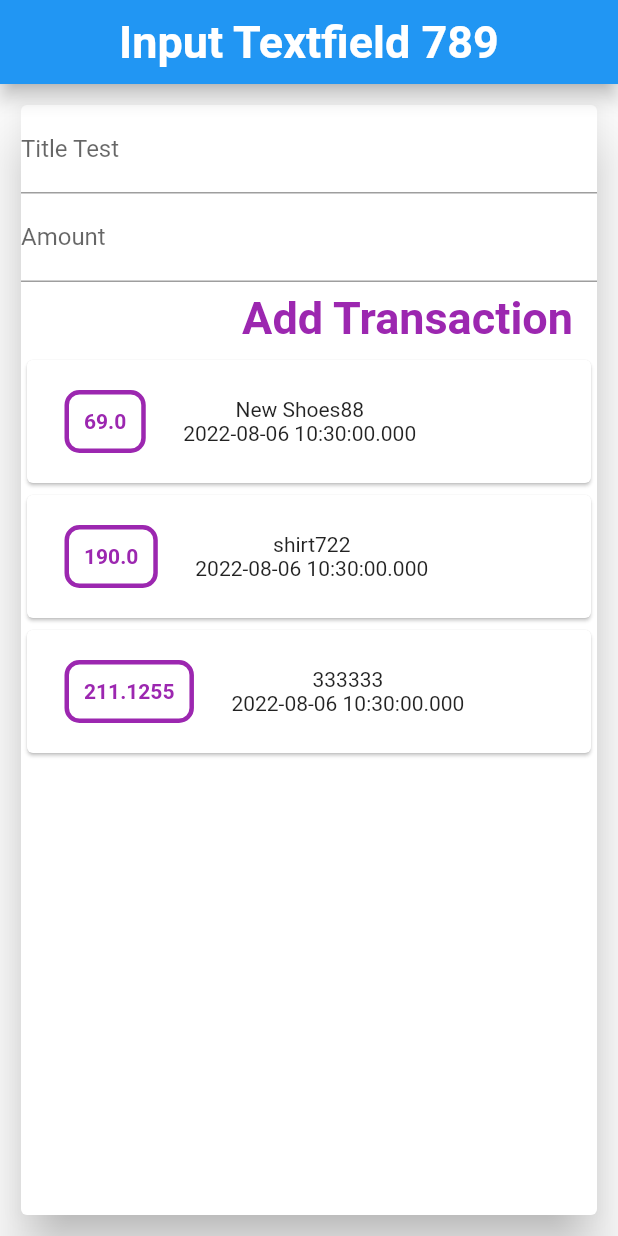
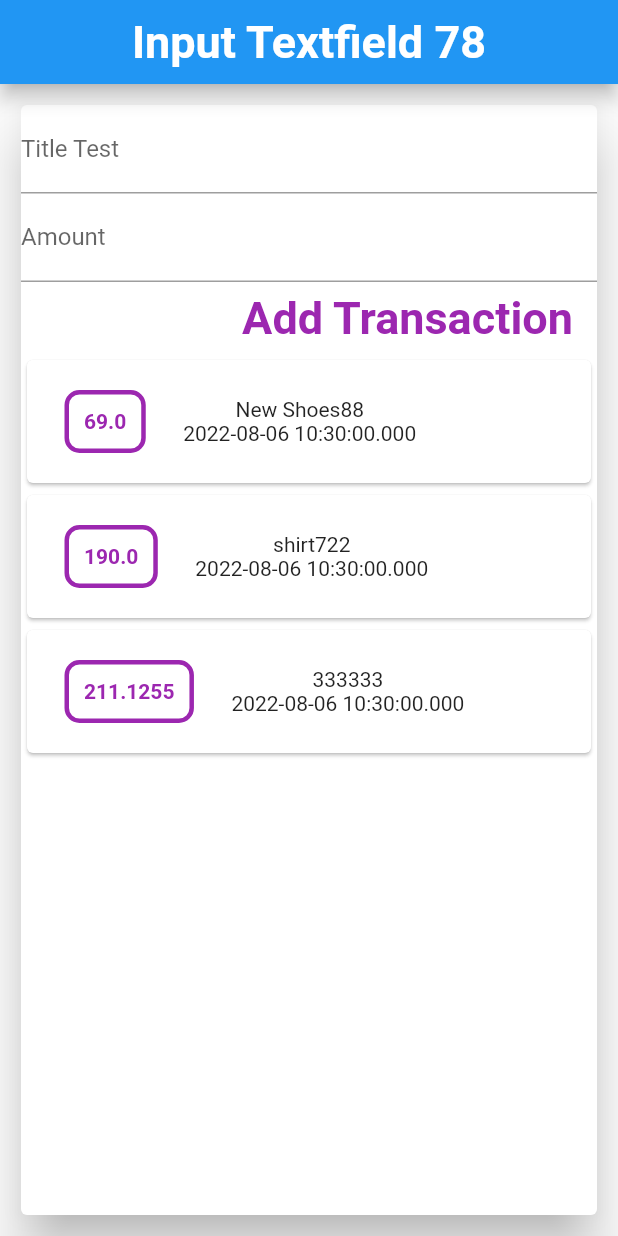
Before and after one commit to ponganan/input_textfield, a Flutter app: the screen it shows after launch, on a phone screen of 412 x 824 dp. Run offline on Flutter 3.47's test engine with Material 2 defaults, Android fonts, the phone set to English and light mode, and no system bars.

Commit message:
6/8/2022 /2

```diff
--- a/lib/main.dart
+++ b/lib/main.dart
@@ -44,7 +44,7 @@ class _InputTFState extends State<InputTF> {
           centerTitle: true,
           elevation: 5,
           title: Text(
-            'Input Textfield 789',
+            'Input Textfield 78',
             style: TextStyle(
               fontSize: 30,
               fontWeight: FontWeight.bold,
```
